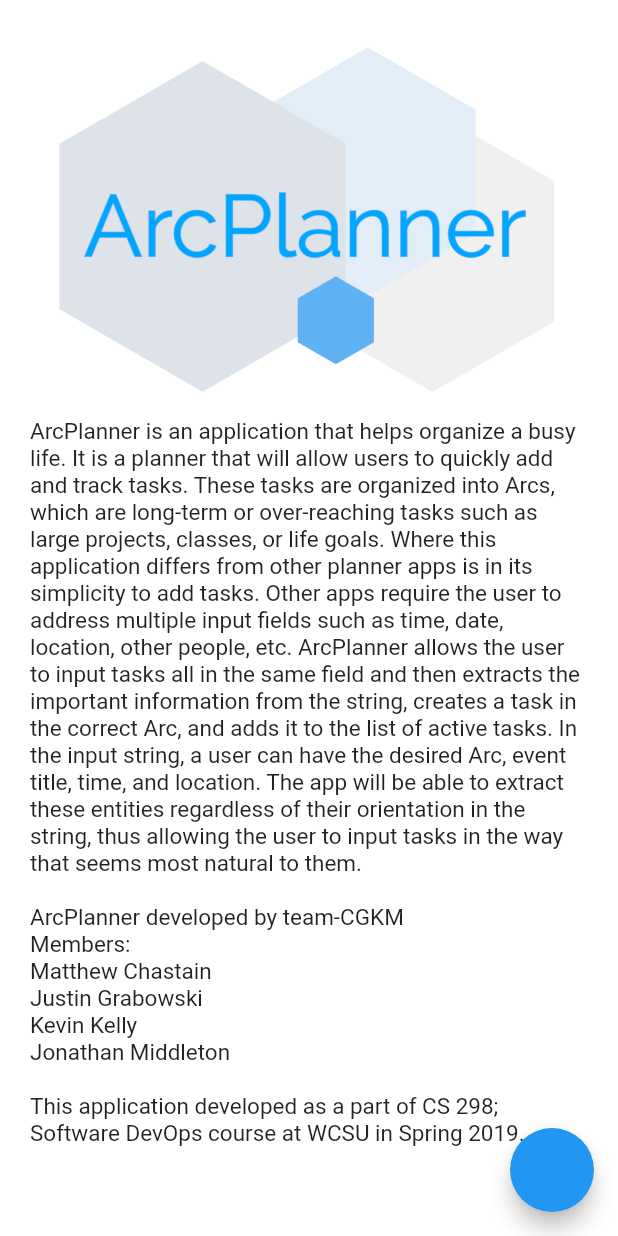
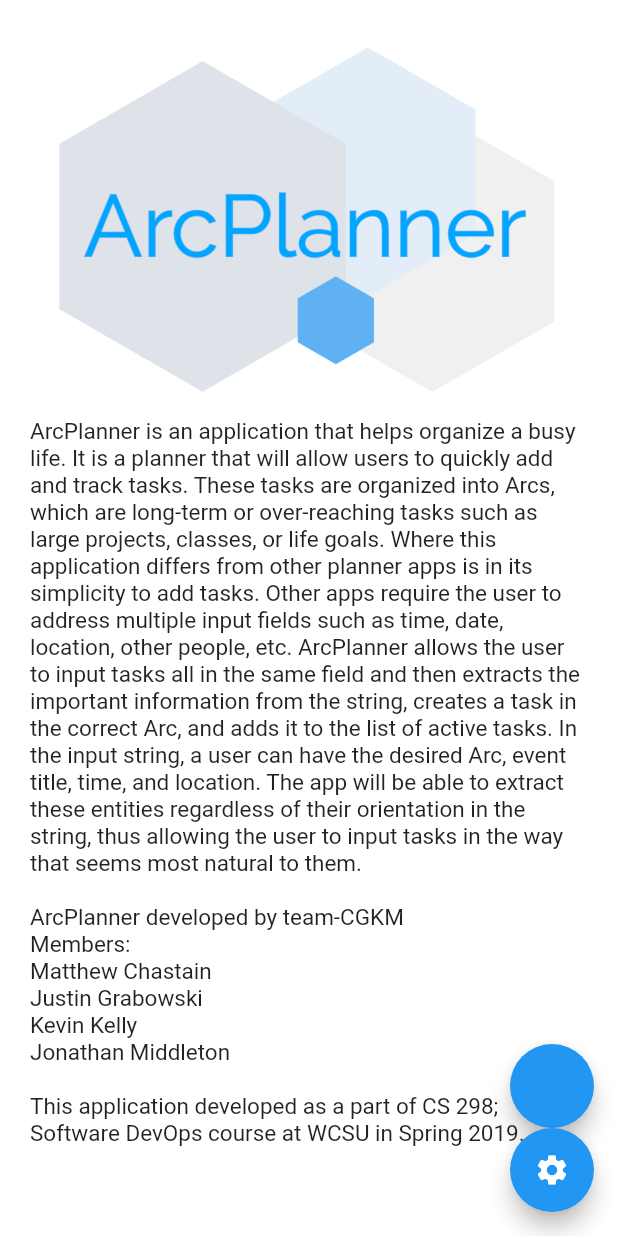
Before and after one commit to smacademic/project-cgkm, a Flutter app: the AboutScreen screen opened by its route, on a phone screen of 412 x 824 dp. Run offline on Flutter 3.47's test engine with Material 2 defaults, Android fonts, the phone set to English and light mode, and no system bars; our stand-ins replace sqflite; accounts and stored records are empty.

Commit message:
Update screen_about.dart
about.dart has been modified to add a second FAB which allows for the settings screen to be accessed. Note: line 85 has been commented out because it does not work properly with two FAB's

```diff
--- a/client/src/arcplanner/lib/screen_about.dart
+++ b/client/src/arcplanner/lib/screen_about.dart
@@ -30,6 +30,10 @@ class _AboutScreenState extends State<AboutScreen> {
     Navigator.pushNamed(context, '/loading');
   }
 
+  void _toSettingScreen() {
+    Navigator.pushNamed(context, '/settings');
+  }
+
   @override
   Widget build(BuildContext context) {
     return Scaffold(
@@ -54,11 +58,33 @@ class _AboutScreenState extends State<AboutScreen> {
         ],
       ),
 
-      floatingActionButton: FloatingActionButton(
-        foregroundColor: Colors.blue,
-        onPressed: _toPreviousScreen,
+     // floatingActionButton: FloatingActionButton(
+       // foregroundColor: Colors.blue,
+       // onPressed: _toPreviousScreen,
+      //),
+      //floatingActionButtonLocation: FloatingActionButtonLocation.endFloat,
+
+      floatingActionButton: Column(
+        crossAxisAlignment: CrossAxisAlignment.end,
+        mainAxisAlignment: MainAxisAlignment.end,
+
+        children: <Widget>[
+          FloatingActionButton(
+            heroTag: 0,
+            foregroundColor: Colors.blue,
+            onPressed: _toPreviousScreen,
+          ),
+          FloatingActionButton(
+            heroTag: 1,
+            child: Icon(Icons.settings, color: Colors.white,),
+            foregroundColor: Colors.blue,
+            onPressed: _toSettingScreen,
+          ),
+        ]
       ),
-      floatingActionButtonLocation: FloatingActionButtonLocation.endFloat,
+      //floatingActionButtonLocation: FloatingActionButtonLocation.endDocked,
     );
+
+
   }
 }
```
